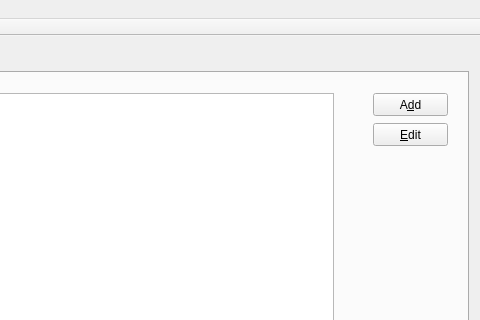
martin-kudlicka/virtual-desktop-manager, file source/mainwindow.ui: the form before one commit; both pictures show x 320 to 800 and y 0 to 320 of the 800 by 600 pixel window.
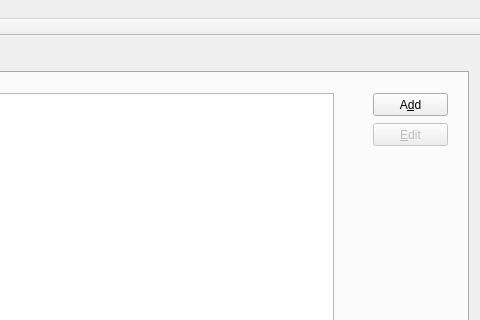
The form after the commit.

Commit message: + enable/disable edit rule button according to selection

Patch:
```diff
--- a/source/mainwindow.ui
+++ b/source/mainwindow.ui
@@ -89,6 +89,9 @@
         </property>
        </widget>
        <widget class="QPushButton" name="editRuleButton">
+        <property name="enabled">
+         <bool>false</bool>
+        </property>
         <property name="geometry">
          <rect>
           <x>680</x>
```
The commit also changes 2 other files.
